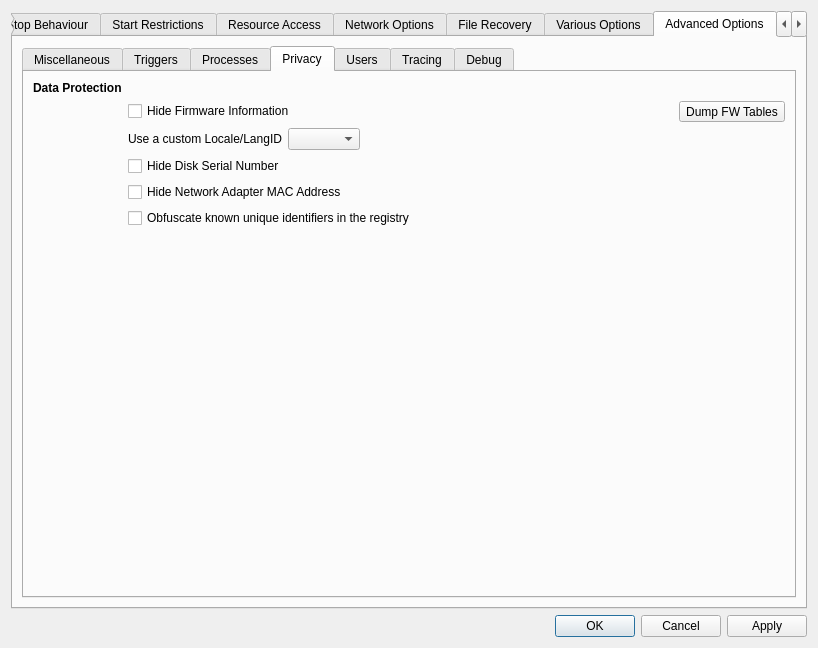
The window that SandboxiePlus/SandMan/Forms/OptionsWindow.ui (sandboxie-plus/Sandboxie) describes before a commit, drawn with Qt 5.
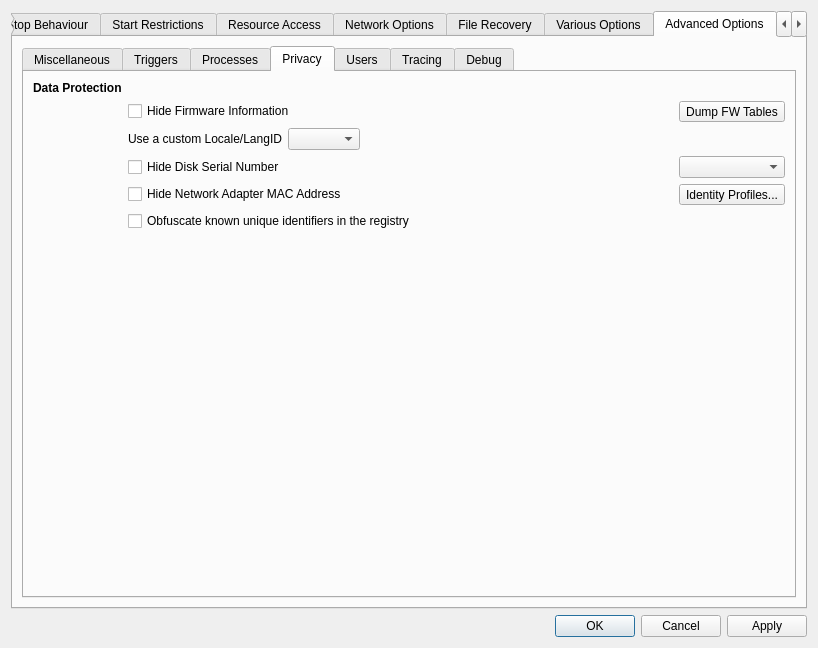
The same window after the commit. The open tabs and pages were chosen to show the change.

Commit message: Add per-sandbox identity profiles for volume serials

```diff
--- a/SandboxiePlus/SandMan/Forms/OptionsWindow.ui
+++ b/SandboxiePlus/SandMan/Forms/OptionsWindow.ui
@@ -5292,6 +5292,23 @@
                </property>
               </spacer>
              </item>
+             <item row="3" column="4">
+              <widget class="QComboBox" name="cmbIdentityProfile">
+               <property name="toolTip">
+                <string>Bind a persistent identity profile to this sandbox; its volume serials are written as DiskSerialNumber entries</string>
+               </property>
+              </widget>
+             </item>
+             <item row="4" column="4">
+              <widget class="QToolButton" name="btnIdentityProfiles">
+               <property name="toolTip">
+                <string>Create, edit, clone, regenerate, import or export identity profiles</string>
+               </property>
+               <property name="text">
+                <string>Identity Profiles...</string>
+               </property>
+              </widget>
+             </item>
              <item row="1" column="4">
               <widget class="QToolButton" name="btnDumpFW">
                <property name="toolTip">
```
Left out of the diff: 2 changed lines with no effect on the pictures. The commit also changes 15 other files.
